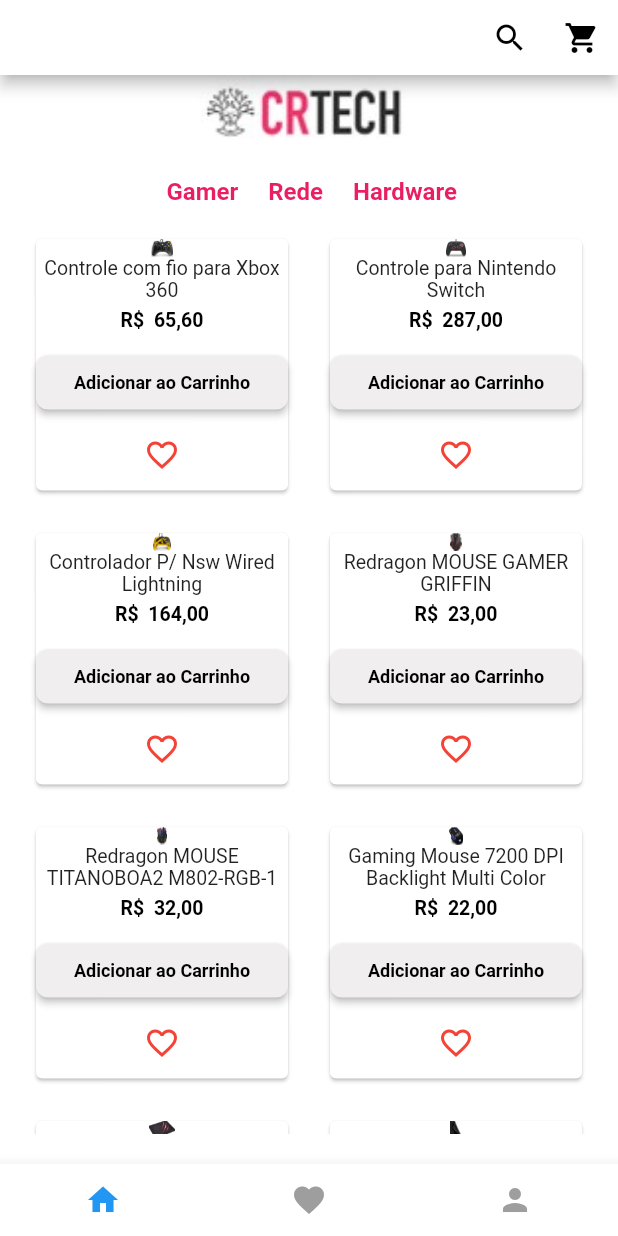
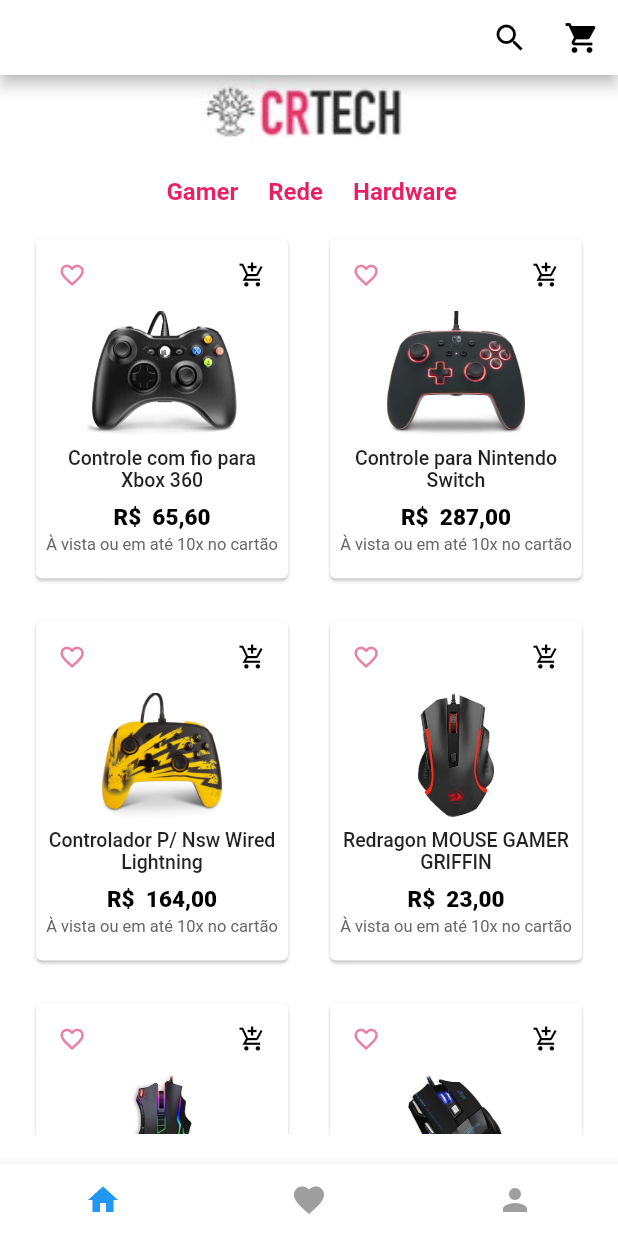
Before and after one commit to codigo-rosa/crtech-2.0, a Flutter app: the screen it shows after launch, on a phone screen of 412 x 824 dp. Run offline on Flutter 3.47's test engine with Material 2 defaults, Android fonts, the phone set to English and light mode, and no system bars; drawn by our look-alikes of carousel_slider; our stand-ins replace flutter_rating_bar.

Commit message:
Atualizações layout dos cards

```diff
--- a/lib/pagina_principal.dart
+++ b/lib/pagina_principal.dart
@@ -73,6 +73,38 @@ class _EstadoPaginaPrincipal extends State<PaginaPrincipal> {
       child: Column(
         crossAxisAlignment: CrossAxisAlignment.stretch,
         children: [
+          Row(
+            mainAxisAlignment: MainAxisAlignment.spaceBetween,
+            children: [
+              // Ícone de coração para favoritar
+              IconButton(
+                iconSize: 18.5, // Tamanho do ícone
+                icon: Icon(
+                  favoritos[index] ? Icons.favorite : Icons.favorite_border,
+                  color: Color.fromARGB(255, 231, 130, 164),
+                ),
+                onPressed: () {
+                  setState(() {
+                    favoritos[index] = !favoritos[index];
+                  });
+                },
+              ),
+              // Ícone de carrinho para adicionar ao carrinho
+              IconButton(
+                iconSize: 18.5, // Tamanho do ícone
+                icon: const Icon(
+                  Icons.add_shopping_cart_sharp,
+                  color: Colors.black, // Cor do ícone de carrinho
+                ),
+                onPressed: () {
+                  setState(() {
+                    carrinho.add(produtos);
+                  });
+                  mostrarModalConfirmacao(context);
+                },
+              ),
+            ],
+          ),
           Expanded(
             child: GestureDetector(
               onTap: () {
@@ -91,59 +123,44 @@ class _EstadoPaginaPrincipal extends State<PaginaPrincipal> {
               ),
             ),
           ),
-          Text(
+          Padding(
+            padding: const EdgeInsets.all(8.0),
+            child: Text(
               produtos.descricao,
               style: const TextStyle(
                 fontFamily: 'Roboto',
                 fontSize: 13,
+                fontWeight: FontWeight.w500,
               ),
               textAlign: TextAlign.center,
             ),
-          const SizedBox(height: 5),
+          ),
+          Padding(
+            padding: const EdgeInsets.only(bottom: 16.0),
+            child: Column(
+              children: [
                 Text(
                   'R\$ ${NumberFormat.currency(locale: 'pt_BR', symbol: '').format(produtos.preco)}',
                   style: const TextStyle(
                     fontFamily: 'Roboto',
-              fontSize: 13,
+                    fontSize: 15,
                     color: Colors.black,
-              fontWeight: FontWeight.bold,
+                    fontWeight: FontWeight.w800,
                   ),
                   textAlign: TextAlign.center,
                 ),
-          const SizedBox(height: 10),
-          ElevatedButton(
-            onPressed: () {
-              setState(() {
-                carrinho.add(produtos);
-              });
-              mostrarModalConfirmacao(context);
-            },
-            style: ElevatedButton.styleFrom(
-              primary: Color.fromARGB(255, 240, 238, 239),
-              onPrimary: Colors.black,
-              shape: RoundedRectangleBorder(
-                borderRadius: BorderRadius.circular(8.0),
+                const SizedBox(height: 3),
+                const Text(
+                  'À vista ou em até 10x no cartão',
+                  style: TextStyle(
+                    fontFamily: 'roboto',
+                    fontSize: 11,
+                    color: Color.fromARGB(255, 102, 102, 102),
                   ),
+                  textAlign: TextAlign.center,
                 ),
-            child: const Text(
-              'Adicionar ao Carrinho',
-              style: TextStyle(
-                fontSize: 12.0,
-                fontWeight: FontWeight.bold,
+              ],
             ),
-            ),
-          ),
-          // Ícone de coração para favoritar
-          IconButton(
-            icon: Icon(
-              favoritos[index] ? Icons.favorite : Icons.favorite_border,
-              color: Colors.red, // Cor do ícone de coração
-            ),
-            onPressed: () {
-              setState(() {
-                favoritos[index] = !favoritos[index];
-              });
-            },
           ),
         ],
       ),
@@ -244,7 +261,7 @@ class _EstadoPaginaPrincipal extends State<PaginaPrincipal> {
         maxCrossAxisExtent: 200,
         mainAxisSpacing: 20,
         crossAxisSpacing: 20,
-        childAspectRatio: 3 / 3,
+        childAspectRatio: 0.75,
       ),
       itemCount: produtosExibidos.length,
       itemBuilder: (context, index) {
```
Lines whose indentation alone changed are shown as unchanged.
